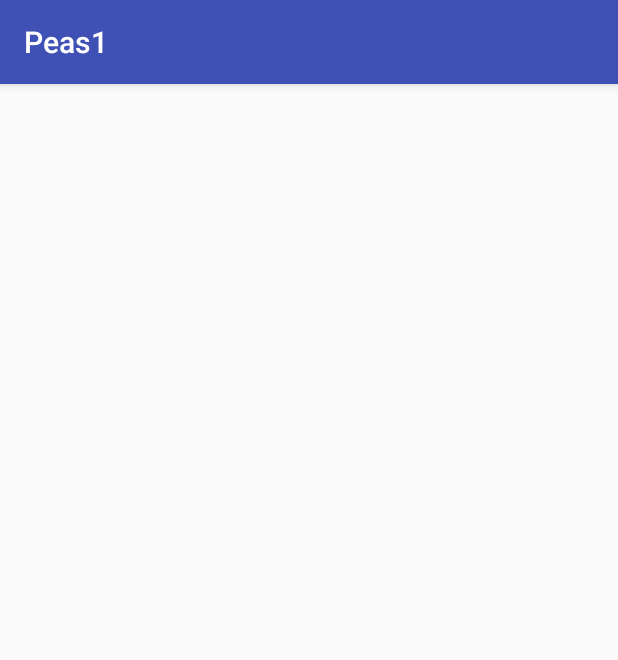
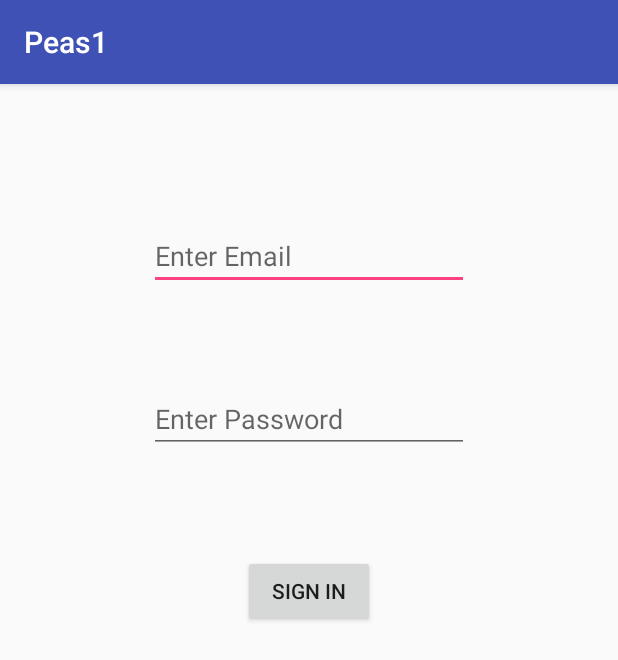
Before and after one commit to chesterCervantes/Peas1, an Android app: the SignInAct screen opened directly, with no data from a screen before it, on a phone screen of 412 x 824 dp. Shown: the top 660 px of the screen. Run offline under Robolectric (Android 15) with nearby library versions, the phone set to English and light mode, and no system bars.

Commit message:
me commit this

```diff
--- a/app/src/main/AndroidManifest.xml
+++ b/app/src/main/AndroidManifest.xml
@@ -21,8 +21,8 @@
         <activity android:name=".Main2Activity" />
         <activity android:name=".SignInAct" />
         <activity android:name=".HomeAct" />
-        <activity android:name=".TripInfoAct"></activity>
-        <activity android:name=".signUp"></activity>
+        <activity android:name=".TripInfoAct" />
+        <activity android:name=".signUp" />
     </application>
 
 </manifest>
--- a/app/src/main/java/com/example/chester/peas1/SignInAct.java
+++ b/app/src/main/java/com/example/chester/peas1/SignInAct.java
@@ -4,6 +4,8 @@ import android.content.Context;
 import android.content.Intent;
 import android.support.v7.app.AppCompatActivity;
 import android.os.Bundle;
+import android.view.View;
+import android.widget.Button;
 
 public class SignInAct extends AppCompatActivity {
 
@@ -11,9 +13,22 @@ public class SignInAct extends AppCompatActivity {
     protected void onCreate(Bundle savedInstanceState) {
         super.onCreate(savedInstanceState);
         setContentView(R.layout.activity_sign_in);
+        SetupSignInButton();
+
     }
 
     public static Intent makeIntent(Context context) {
         return new Intent(context, SignInAct.class);
     }
+
+    private void SetupSignInButton() {
+        Button btn = (Button) findViewById(R.id.btn_signIn);
+        btn.setOnClickListener(new View.OnClickListener() {
+            @Override
+            public void onClick(View view) {
+                Intent intent =HomeAct.makeIntent(SignInAct.this);
+                startActivity(intent);
+            }
+        });
+    }
 }
--- a/app/src/main/res/layout/activity_sign_in.xml
+++ b/app/src/main/res/layout/activity_sign_in.xml
@@ -6,4 +6,37 @@
     android:layout_height="match_parent"
     tools:context="com.example.chester.peas1.SignInAct">
 
+    <EditText
+        android:id="@+id/enterEmail"
+        android:layout_width="wrap_content"
+        android:layout_height="wrap_content"
+        android:layout_marginTop="92dp"
+        android:ems="10"
+        android:hint="Enter Email"
+        android:inputType="textEmailAddress"
+        app:layout_constraintEnd_toEndOf="parent"
+        app:layout_constraintStart_toStartOf="parent"
+        app:layout_constraintTop_toTopOf="parent" />
+
+    <EditText
+        android:id="@+id/EnterPass"
+        android:layout_width="wrap_content"
+        android:layout_height="wrap_content"
+        android:layout_marginTop="63dp"
+        android:ems="10"
+        android:hint="Enter Password"
+        android:inputType="textPassword"
+        app:layout_constraintEnd_toEndOf="parent"
+        app:layout_constraintStart_toStartOf="parent"
+        app:layout_constraintTop_toBottomOf="@+id/enterEmail" />
+
+    <Button
+        android:id="@+id/btn_signIn"
+        android:layout_width="wrap_content"
+        android:layout_height="wrap_content"
+        android:layout_marginTop="68dp"
+        android:text="@string/btn_login"
+        app:layout_constraintEnd_toEndOf="parent"
+        app:layout_constraintStart_toStartOf="parent"
+        app:layout_constraintTop_toBottomOf="@+id/EnterPass" />
 </android.support.constraint.ConstraintLayout>
--- a/app/src/main/res/layout/activity_sign_up.xml
+++ b/app/src/main/res/layout/activity_sign_up.xml
@@ -31,9 +31,9 @@
         app:layout_constraintTop_toBottomOf="@+id/email" />
 
     <Button
-        android:id="@+id/button"
+        android:id="@+id/btn_SignUp"
         android:layout_width="wrap_content"
-        android:layout_height="wrap_content"
+        android:layout_height="51dp"
         android:layout_marginTop="26dp"
         android:text="Sign Up"
         app:layout_constraintEnd_toEndOf="parent"
--- a/app/src/main/res/values/strings.xml
+++ b/app/src/main/res/values/strings.xml
@@ -1,7 +1,7 @@
 <resources>
     <string name="app_name">Peas1</string>
     <string name="btn_start">Start</string>
-    <string name="btn_login">Log In</string>
+    <string name="btn_login">Sign In</string>
     <string name="btn_signup">Sign Up</string>
 
 </resources>
```
Also changed, not shown: app/src/main/java/com/example/chester/peas1/HomeAct.java (+17 -0 lines), app/src/main/java/com/example/chester/peas1/Main2Activity.java (+15 -0 lines), app/src/main/java/com/example/chester/peas1/signUp.java (+17 -0 lines), app/src/main/res/layout/activity_home.xml (+24 -0 lines), app/src/main/res/layout/activity_trip_info.xml (+57 -0 lines).
